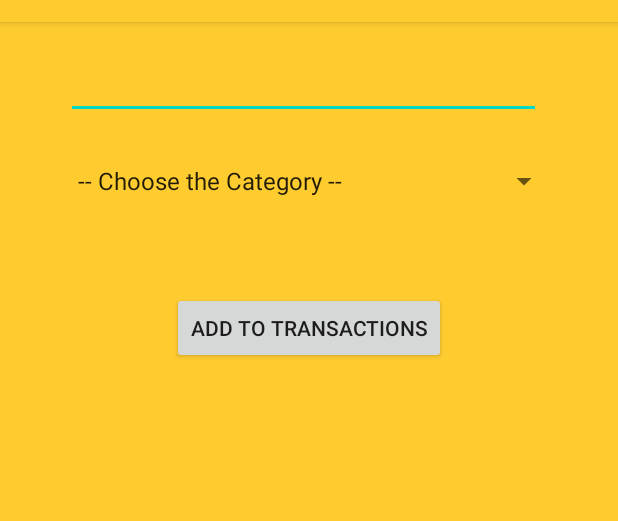
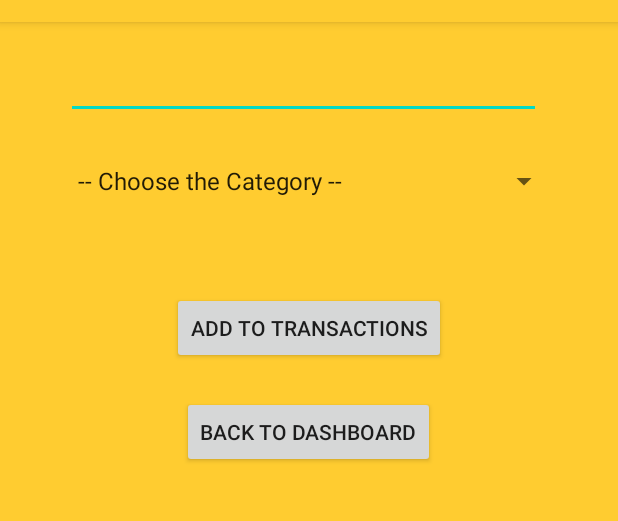
Before and after one commit to BilalSeedat/AndroidStudio1, an Android app: the Keyboard screen opened directly, with no data from a screen before it, on a phone screen of 412 x 824 dp, the part 62-583 px from its top. Run offline under Robolectric (Android 15) with nearby library versions, the phone set to English and light mode, and no system bars.

Commit message:
commit message

```diff
--- a/app/src/main/AndroidManifest.xml
+++ b/app/src/main/AndroidManifest.xml
@@ -20,7 +20,8 @@
         </activity>
         <activity android:name=".Setting"></activity>
         <activity android:name=".Keyboard"></activity>
-        <activity android:name=".piechart" />
+        <activity android:name=".piechart"></activity>
+        <activity android:name=".Transactions"></activity>
 
     </application>
 
--- a/app/src/main/java/com/example/budgetapp/Dashboard.java
+++ b/app/src/main/java/com/example/budgetapp/Dashboard.java
@@ -33,9 +33,9 @@ public class Dashboard extends AppCompatActivity {
                     case R.id.transaction:
                         startActivity(new Intent(getApplicationContext(), Transactions.class));
                         overridePendingTransition(0,0);
-                    case R.id.settings:
-                        startActivity(new Intent(getApplicationContext(), Setting.class));
-                        overridePendingTransition(0,0);
+                  //  case R.id.settings:
+                   //     startActivity(new Intent(getApplicationContext(), Setting.class));
+                     //   overridePendingTransition(0,0);
                 }
                 return false;
             }
--- a/app/src/main/java/com/example/budgetapp/Keyboard.java
+++ b/app/src/main/java/com/example/budgetapp/Keyboard.java
@@ -1,5 +1,6 @@
 package com.example.budgetapp;
 
+import android.content.Intent;
 import android.os.Bundle;
 import android.util.Log;
 import android.view.View;
@@ -17,15 +18,18 @@ import androidx.appcompat.app.AppCompatActivity;
 import java.util.ArrayList;
 import java.util.List;
 
-public class Keyboard<adapter> extends AppCompatActivity {
+public class Keyboard extends AppCompatActivity {
+
+    private static final String TAG = "Transactions";
 
     private Spinner spnCategory;
     private TextView txtCategory;
 
-    Double amount;
+    Double amnt;
 
     EditText amntInput;
     Button submit;
+    Button back;
 
     ArrayList<OneTransaction> lstAmount = new ArrayList<>();
 
@@ -33,6 +37,7 @@ public class Keyboard<adapter> extends AppCompatActivity {
     protected void onCreate(Bundle savedInstanceState) {
         super.onCreate(savedInstanceState);
         setContentView(R.layout.activity_keyboard);
+        Log.d(TAG, "onCreate: Started.");
 
         spnCategory = findViewById(R.id.spnCategory);
         txtCategory = findViewById(R.id.txtCategory);
@@ -72,6 +77,7 @@ public class Keyboard<adapter> extends AppCompatActivity {
 
         amntInput = (EditText) findViewById(R.id.amntInput);
         submit = (Button) findViewById(R.id.submit);
+        back = (Button) findViewById(R.id.back);
 
         submit.setOnClickListener(new View.OnClickListener() {
             @Override
@@ -83,9 +89,21 @@ public class Keyboard<adapter> extends AppCompatActivity {
                 System.out.println(lstAmount);
                 amntInput.setText("");
                 showToast(lstAmount.toString());
-
             }
         });
+
+        back.setOnClickListener(new View.OnClickListener() {
+            @Override
+            public void onClick(View v) {
+                openDashboard();
+            }
+        });
+
+    }
+
+    public void openDashboard(){
+        Intent intent = new Intent(this, Dashboard.class);
+        startActivity(intent);
     }
 
 
--- a/app/src/main/res/layout/activity_keyboard.xml
+++ b/app/src/main/res/layout/activity_keyboard.xml
@@ -50,4 +50,13 @@
         android:layout_marginTop="21dp"
         android:text="ADD TO TRANSACTIONS" />
 
+    <Button
+        android:layout_width="wrap_content"
+        android:layout_height="wrap_content"
+        android:id="@+id/back"
+        android:layout_below="@+id/submit"
+        android:layout_centerHorizontal="true"
+        android:layout_marginTop="21dp"
+        android:text="BACK TO DASHBOARD" />
+
 </RelativeLayout>
```
Also changed, not shown: app/src/main/java/com/example/budgetapp/Setting.java (+6 -2 lines), app/src/main/java/com/example/budgetapp/TransactionListAdapter.java (+14 -28 lines), app/src/main/java/com/example/budgetapp/Transactions.java (+5 -8 lines).
